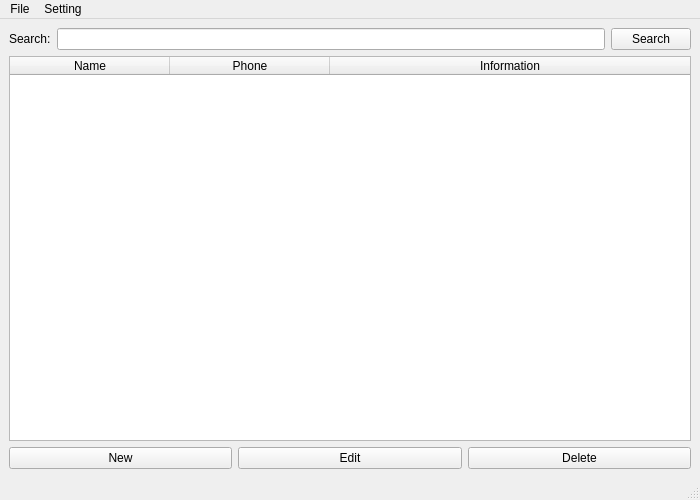
Old version of the form phonebook.ui in the repository realshuncle/Phonebook.
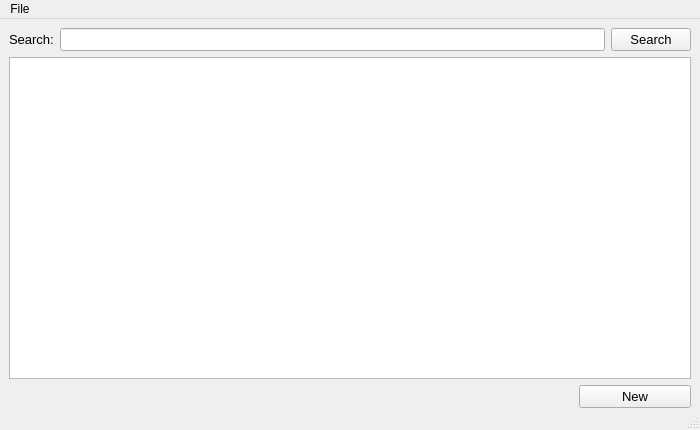
New version of the form.

What changed in the file:
```diff
--- a/phonebook.ui
+++ b/phonebook.ui
@@ -7,19 +7,19 @@
     <x>0</x>
     <y>0</y>
     <width>700</width>
-    <height>500</height>
+    <height>430</height>
    </rect>
   </property>
   <property name="minimumSize">
    <size>
     <width>700</width>
-    <height>500</height>
+    <height>430</height>
    </size>
   </property>
   <property name="maximumSize">
    <size>
     <width>700</width>
-    <height>500</height>
+    <height>430</height>
    </size>
   </property>
   <property name="windowTitle">
@@ -36,6 +36,9 @@
     </sizepolicy>
    </property>
    <layout class="QVBoxLayout" name="verticalLayout">
+    <property name="bottomMargin">
+     <number>0</number>
+    </property>
     <item>
      <layout class="QHBoxLayout" name="horizontalLayout">
       <property name="sizeConstraint">
@@ -55,6 +58,11 @@
           <height>30</height>
          </size>
         </property>
+        <property name="font">
+         <font>
+          <pointsize>10</pointsize>
+         </font>
+        </property>
         <property name="text">
          <string>Search:</string>
         </property>
@@ -62,6 +70,11 @@
       </item>
       <item>
        <widget class="QLineEdit" name="leSearch">
+        <property name="font">
+         <font>
+          <pointsize>10</pointsize>
+         </font>
+        </property>
         <property name="text">
          <string/>
         </property>
@@ -81,6 +94,11 @@
           <height>30</height>
          </size>
         </property>
+        <property name="font">
+         <font>
+          <pointsize>10</pointsize>
+         </font>
+        </property>
         <property name="text">
          <string>Search</string>
         </property>
@@ -96,6 +114,11 @@
         <verstretch>0</verstretch>
        </sizepolicy>
       </property>
+      <property name="font">
+       <font>
+        <pointsize>10</pointsize>
+       </font>
+      </property>
       <property name="mouseTracking">
        <bool>true</bool>
       </property>
@@ -118,7 +141,7 @@
        <bool>true</bool>
       </property>
       <attribute name="horizontalHeaderVisible">
-       <bool>true</bool>
+       <bool>false</bool>
       </attribute>
       <attribute name="horizontalHeaderCascadingSectionResizes">
        <bool>false</bool>
@@ -157,6 +180,12 @@
     </item>
     <item>
      <layout class="QHBoxLayout" name="horizontalLayout_2">
+      <property name="leftMargin">
+       <number>570</number>
+      </property>
+      <property name="rightMargin">
+       <number>0</number>
+      </property>
       <item>
        <widget class="QPushButton" name="btNew">
         <property name="sizePolicy">
@@ -165,37 +194,16 @@
           <verstretch>0</verstretch>
          </sizepolicy>
         </property>
+        <property name="font">
+         <font>
+          <pointsize>10</pointsize>
+         </font>
+        </property>
         <property name="text">
          <string>New</string>
         </property>
        </widget>
       </item>
-      <item>
-       <widget class="QPushButton" name="btEdit">
-        <property name="sizePolicy">
-         <sizepolicy hsizetype="Minimum" vsizetype="Minimum">
-          <horstretch>0</horstretch>
-          <verstretch>0</verstretch>
-         </sizepolicy>
-        </property>
-        <property name="text">
-         <string>Edit</string>
-        </property>
-       </widget>
-      </item>
-      <item>
-       <widget class="QPushButton" name="btDelete">
-        <property name="sizePolicy">
-         <sizepolicy hsizetype="Minimum" vsizetype="Minimum">
-          <horstretch>0</horstretch>
-          <verstretch>0</verstretch>
-         </sizepolicy>
-        </property>
-        <property name="text">
-         <string>Delete</string>
-        </property>
-       </widget>
-      </item>
      </layout>
     </item>
    </layout>
@@ -220,14 +228,7 @@
     <addaction name="separator"/>
     <addaction name="actionExit"/>
    </widget>
-   <widget class="QMenu" name="menuSetting">
-    <property name="title">
-     <string>Setting</string>
-    </property>
-    <addaction name="actionLanguage"/>
-   </widget>
    <addaction name="menuFile"/>
-   <addaction name="menuSetting"/>
   </widget>
   <widget class="QStatusBar" name="statusbar"/>
   <action name="actionOpen">
```
Left out of the diff: 1 changed line with no effect on the pictures.
